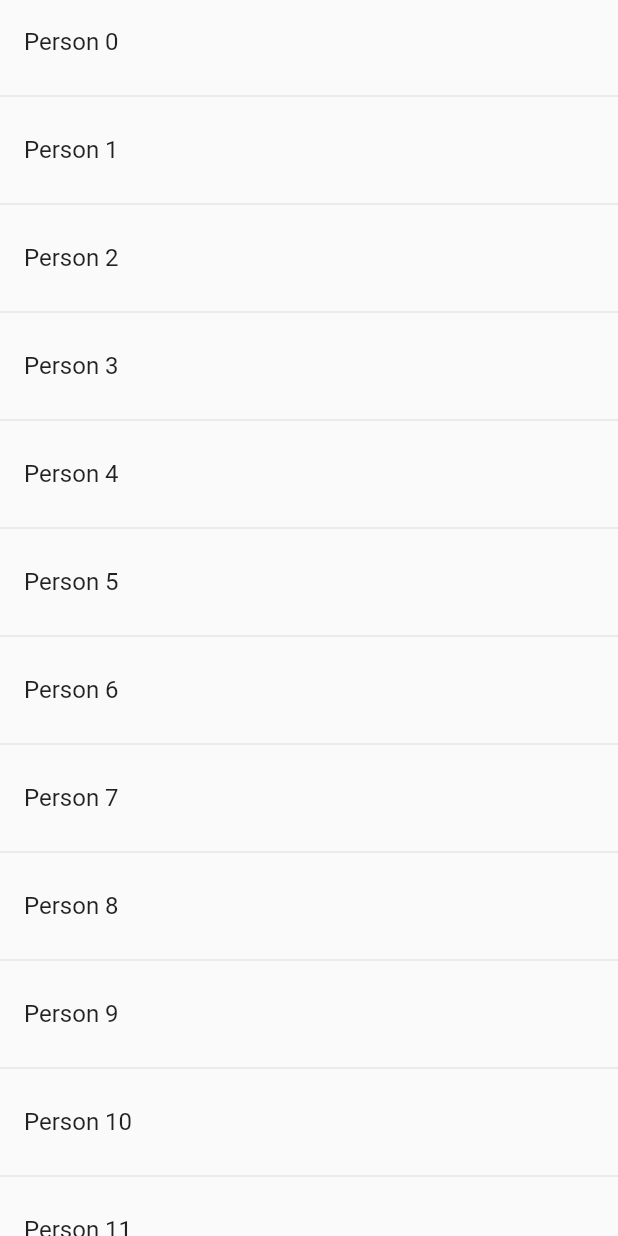
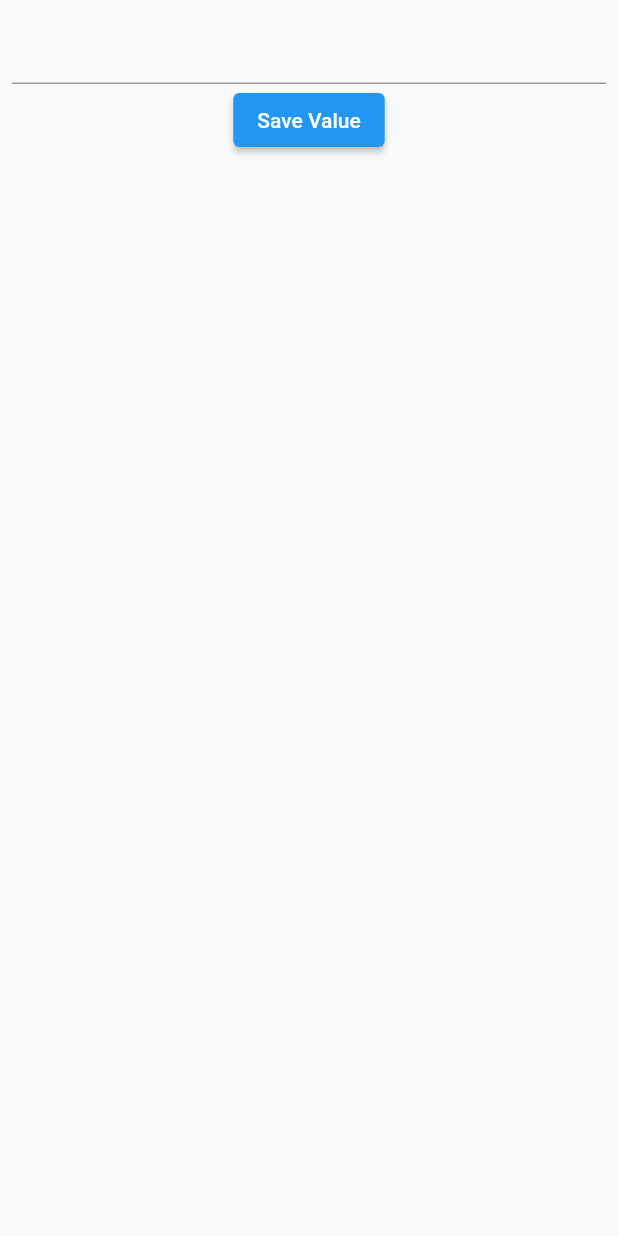
Before and after one commit to aruntr369/sample_Flutter_project, a Flutter app: the screen it shows after launch, on a phone screen of 412 x 824 dp. Run offline on Flutter 3.47's test engine with Material 2 defaults, Android fonts, the phone set to English and light mode, and no system bars; our stand-ins replace shared_preferences.

Commit message:
shared pref

```diff
--- a/lib/main.dart
+++ b/lib/main.dart
@@ -2,8 +2,9 @@ import 'package:flutter/material.dart';
 import 'package:sample_project_2/screen_1.dart';
 import 'package:sample_project_2/screen_2.dart';
 import 'package:sample_project_2/screen_home.dart';
+import 'package:shared_preferences/shared_preferences.dart';
 
-void main() {
+Future main() async {
   runApp(MyApp());
 }
 
@@ -24,6 +25,7 @@ class MyApp extends StatelessWidget {
     );
   }
 }
+
 
 class HomeScreen extends StatelessWidget {
   const HomeScreen({Key? key}) : super(key: key);
--- a/lib/screen_1.dart
+++ b/lib/screen_1.dart
@@ -1,25 +1,49 @@
 import 'package:flutter/material.dart';
 import 'package:sample_project_2/screen_2.dart';
+import 'package:shared_preferences/shared_preferences.dart';
 
 class ScreenOne extends StatelessWidget {
-  const ScreenOne({Key? key}) : super(key: key);
+  ScreenOne({Key? key}) : super(key: key);
 
+  final _textController = TextEditingController();
   @override
   Widget build(BuildContext context) {
+    getSaveData(context);
     return Scaffold(
       body: SafeArea(
-        child: ListView.separated(
-          itemBuilder: ((context, index) => ListTile(title: Text('Person $index'),
-          onTap: (){
-            Navigator.of(context).push(MaterialPageRoute(builder: (context){
-                  return ScreenTwo(name:'Person $index');
-            }));
-          },)),
-          separatorBuilder: (ctx,index)=> Divider()
-          ,
-          itemCount: 30,
+          child: Padding(
+        padding: const EdgeInsets.all(8.0),
+        child: Column(
+          children: [
+            TextFormField(
+              controller: _textController,
+            ),
+            ElevatedButton(
+                onPressed: () {
+                  saveDataToStorage();
+                },
+                child: Text('Save Value'))
+          ],
         ),
-      ),
+      )),
     );
   }
+
+  Future<void> saveDataToStorage() async {
+    print(_textController.text);
+//Shared Preference
+    final sharesPrefs = await SharedPreferences.getInstance();
+
+    //Save value
+    await sharesPrefs.setString('saved_value', _textController.text);
+  }
+
+  Future<void> getSaveData(BuildContext context) async {
+    final sharedPrefs = await SharedPreferences.getInstance();
+    final savedValue = sharedPrefs.getString('saved_value');
+    if (savedValue != null) {
+      Navigator.of(context)
+          .push(MaterialPageRoute(builder: (ctx) => ScreenTwo()));
+    }
+  }
 }
```
Also changed, not shown: lib/screen_2.dart (+11 -10 lines), pubspec.yaml (+4 -11 lines), pubspec.lock.
